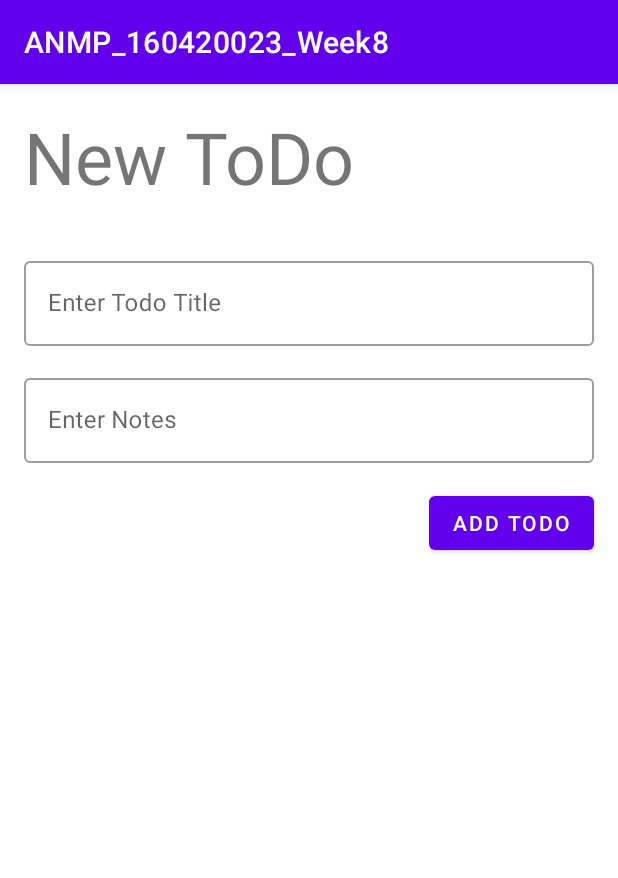
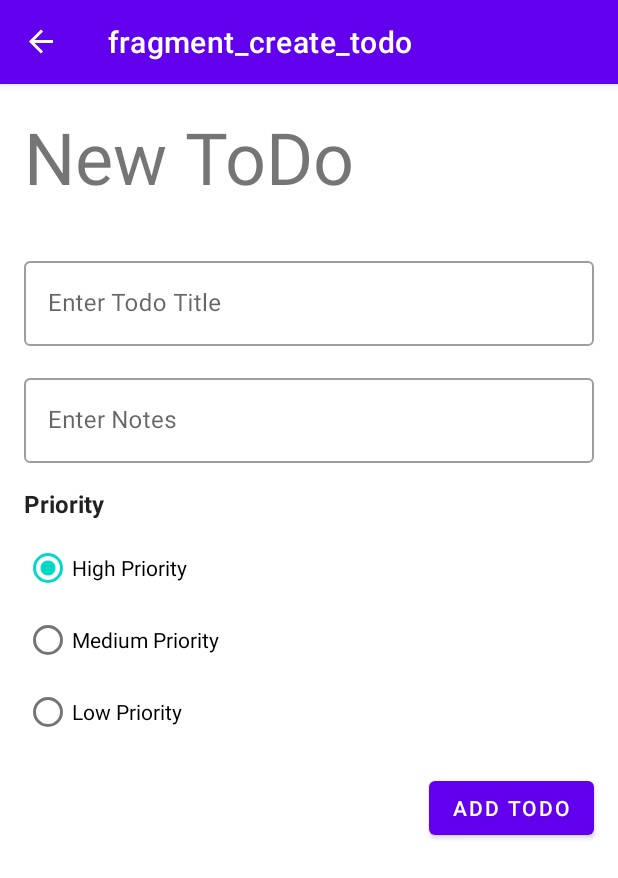
Before and after one commit to jryand25/ANMP_160420023_Week8, an Android app: the screen it shows after launch (MainActivity), after a tap on an icon or button, on a phone screen of 412 x 824 dp. Shown: the top 878 px of the screen. Run offline under Robolectric (Android 15) with nearby library versions, the phone set to English and light mode, and no system bars; our stand-ins replace Room's generated code, navigation-ui.

Commit message:
Homework week 9

```diff
--- a/app/build.gradle
+++ b/app/build.gradle
@@ -6,12 +6,12 @@ plugins {
 }
 
 android {
-    compileSdk 32
+    compileSdk 33
 
     defaultConfig {
         applicationId "com.ryan.anmp_160420023_week8"
         minSdk 21
-        targetSdk 32
+        targetSdk 33
         versionCode 1
         versionName "1.0"
 
--- a/app/src/main/java/com/ryan/anmp_160420023_week8/model/Model.kt
+++ b/app/src/main/java/com/ryan/anmp_160420023_week8/model/Model.kt
@@ -9,7 +9,11 @@ data class Todo(
     @ColumnInfo(name="title")
     var title:String,
     @ColumnInfo(name="notes")
-    var notes:String
+    var notes:String,
+    @ColumnInfo(name = "priority")
+    var priority:Int,
+    @ColumnInfo(name = "is_done")
+    var is_done:Int = 0
 ){
     @PrimaryKey(autoGenerate = true)
     var uuid:Int = 0
--- a/app/src/main/java/com/ryan/anmp_160420023_week8/model/TodoDao.kt
+++ b/app/src/main/java/com/ryan/anmp_160420023_week8/model/TodoDao.kt
@@ -7,12 +7,18 @@ interface TodoDao {
     @Insert(onConflict = OnConflictStrategy.REPLACE)
     fun insertAll(vararg todo:Todo)
 
-    @Query("Select * FROM todo")
-    fun selectAllTodo():List<Todo>
+    @Query("Select * FROM todo WHERE is_done = 0 ORDER BY priority DESC")
+    suspend fun selectAllTodo():List<Todo>
 
     @Query("Select * FROM todo WHERE uuid = :id")
     fun selectTodo(id:Int):Todo
 
+    @Query("UPDATE todo SET title = :title, notes = :notes, priority = :priority WHERE uuid = :id")
+    fun update(title:String, notes:String, priority:Int, id:Int)
+
+    @Query("UPDATE todo SET is_done = 1 WHERE uuid = :id")
+    fun checkTodo(id:Int)
+
     @Delete
     fun deleteTodo(todo:Todo)
 }
--- a/app/src/main/java/com/ryan/anmp_160420023_week8/model/TodoDatabase.kt
+++ b/app/src/main/java/com/ryan/anmp_160420023_week8/model/TodoDatabase.kt
@@ -4,8 +4,9 @@ import android.content.Context
 import androidx.room.Database
 import androidx.room.Room
 import androidx.room.RoomDatabase
+import com.ryan.anmp_160420023_week8.util.MIGRATION_1_2
 
-@Database(entities = arrayOf(Todo::class), version = 1)
+@Database(entities = arrayOf(Todo::class), version = 3)
 abstract class TodoDatabase:RoomDatabase() {
     abstract fun todoDao():TodoDao
 
@@ -18,7 +19,9 @@ abstract class TodoDatabase:RoomDatabase() {
                 contex.applicationContext,
                 TodoDatabase::class.java,
                 "newtododb"
-            ).build()
+            )
+                .addMigrations(MIGRATION_1_2)
+                .build()
 
         operator fun invoke(contex:Context){
             if(instance != null){
--- /dev/null
+++ b/app/src/main/java/com/ryan/anmp_160420023_week8/util/Util.kt
@@ -0,0 +1,32 @@
+package com.ryan.anmp_160420023_week8.util
+
+import android.content.Context
+import androidx.room.Room
+import androidx.room.migration.Migration
+import androidx.sqlite.db.SupportSQLiteDatabase
+import com.ryan.anmp_160420023_week8.model.TodoDatabase
+
+val DB_NAME = "newtododb"
+
+fun buildDb(context: Context):TodoDatabase{
+    val db = Room.databaseBuilder(context, TodoDatabase::class.java, DB_NAME).addMigrations(MIGRATION_1_2, MIGRATION_2_3).build()
+    return db
+}
+
+val MIGRATION_1_2 = object : Migration(1, 2){
+    override fun migrate(database: SupportSQLiteDatabase) {
+        database.execSQL(
+            "ALTER TABLE todo ADD COLUMN priority INTEGER DEFAULT 3 not null"
+        )
+    }
+}
+
+val MIGRATION_2_3 = object : Migration(2, 3){
+    override fun migrate(database: SupportSQLiteDatabase) {
+        database.execSQL(
+            "ALTER TABLE todo ADD COLUMN is_done INTEGER DEFAULT 0 not null"
+        )
+    }
+}
+//Karena pada room tidak dapat menyimpan data berbentuk boolean sehingga apabila menggunakan boolean maka room akan mengubah kedalam bentuk integer
+//dimana true bernilai 1 dan false bernilai 0.
--- a/app/src/main/java/com/ryan/anmp_160420023_week8/view/MainActivity.kt
+++ b/app/src/main/java/com/ryan/anmp_160420023_week8/view/MainActivity.kt
@@ -2,11 +2,24 @@ package com.ryan.anmp_160420023_week8.view
 
 import androidx.appcompat.app.AppCompatActivity
 import android.os.Bundle
+import androidx.navigation.NavController
+import androidx.navigation.Navigation
+import androidx.navigation.fragment.NavHostFragment
+import androidx.navigation.ui.NavigationUI
 import com.ryan.anmp_160420023_week8.R
 
 class MainActivity : AppCompatActivity() {
+    private lateinit var navController: NavController
+
     override fun onCreate(savedInstanceState: Bundle?) {
         super.onCreate(savedInstanceState)
         setContentView(R.layout.activity_main)
+
+        navController = (supportFragmentManager.findFragmentById(R.id.fragmentHost) as NavHostFragment).navController
+        NavigationUI.setupActionBarWithNavController(this, navController)
+    }
+
+    override fun onSupportNavigateUp(): Boolean {
+        return NavigationUI.navigateUp(navController, null)
     }
 }
--- a/app/src/main/java/com/ryan/anmp_160420023_week8/viewmodel/ListTodoViewModel.kt
+++ b/app/src/main/java/com/ryan/anmp_160420023_week8/viewmodel/ListTodoViewModel.kt
@@ -6,6 +6,7 @@ import androidx.lifecycle.MutableLiveData
 import androidx.room.Room
 import com.ryan.anmp_160420023_week8.model.Todo
 import com.ryan.anmp_160420023_week8.model.TodoDatabase
+import com.ryan.anmp_160420023_week8.util.buildDb
 import kotlinx.coroutines.CoroutineScope
 import kotlinx.coroutines.Dispatchers
 import kotlinx.coroutines.Job
@@ -25,11 +26,7 @@ class ListTodoViewModel(application: Application): AndroidViewModel(application)
         loadingLD.value = true
         todoLoadErrorLD.value = false
         launch {
-            val db = Room.databaseBuilder(
-                getApplication(),
-                TodoDatabase::class.java,
-                "newtododb"
-            ).build()
+            val db = buildDb(getApplication())
 
             todoLD.postValue(db.todoDao().selectAllTodo())
         }
@@ -37,13 +34,9 @@ class ListTodoViewModel(application: Application): AndroidViewModel(application)
 
     fun clearTask(todo:Todo){
         launch {
-            val db = Room.databaseBuilder(
-                getApplication(),
-                TodoDatabase::class.java,
-                "newtododb"
-            ).build()
+            val db = buildDb(getApplication())
 
-            db.todoDao().deleteTodo(todo)
+            db.todoDao().checkTodo(todo.uuid)
 
             todoLD.postValue(db.todoDao().selectAllTodo())
         }
--- a/app/src/main/res/layout/fragment_create_todo.xml
+++ b/app/src/main/res/layout/fragment_create_todo.xml
@@ -11,7 +11,7 @@
         android:layout_height="match_parent">
 
         <TextView
-            android:id="@+id/textView"
+            android:id="@+id/txtJudulTodo"
             android:layout_width="wrap_content"
             android:layout_height="wrap_content"
             android:layout_marginStart="16dp"
@@ -36,7 +36,7 @@
             app:hintEnabled="true"
             app:layout_constraintEnd_toEndOf="parent"
             app:layout_constraintStart_toStartOf="parent"
-            app:layout_constraintTop_toBottomOf="@+id/textView">
+            app:layout_constraintTop_toBottomOf="@+id/txtJudulTodo">
 
             <com.google.android.material.textfield.TextInputEditText
                 android:id="@+id/txtTitle"
@@ -75,6 +75,52 @@
             android:layout_marginEnd="16dp"
             android:text="Add Todo"
             app:layout_constraintEnd_toEndOf="parent"
+            app:layout_constraintTop_toBottomOf="@+id/radioGroupPriority" />
+
+        <RadioGroup
+            android:id="@+id/radioGroupPriority"
+            android:layout_width="wrap_content"
+            android:layout_height="wrap_content"
+            android:layout_marginStart="16dp"
+            android:layout_marginTop="8dp"
+            app:layout_constraintStart_toStartOf="parent"
+            app:layout_constraintTop_toBottomOf="@id/textView2">
+
+            <RadioButton
+                android:id="@+id/radioHigh"
+                android:layout_width="match_parent"
+                android:layout_height="wrap_content"
+                android:checked="true"
+                android:tag="3"
+                android:text="High Priority" />
+
+            <RadioButton
+                android:id="@+id/radioMedium"
+                android:layout_width="match_parent"
+                android:layout_height="wrap_content"
+                android:tag="2"
+                android:text="Medium Priority" />
+
+            <RadioButton
+                android:id="@+id/radioLow"
+                android:layout_width="match_parent"
+                android:layout_height="wrap_content"
+                android:tag="1"
+                android:text="Low Priority" />
+        </RadioGroup>
+
+        <TextView
+            android:id="@+id/textView2"
+            android:layout_width="wrap_content"
+            android:layout_height="wrap_content"
+            android:layout_marginStart="16dp"
+            android:layout_marginTop="16dp"
+            android:text="Priority"
+            android:textColor="?android:attr/textColorPrimary"
+            android:textSize="16sp"
+            android:textStyle="bold"
+            app:layout_constraintStart_toStartOf="parent"
             app:layout_constraintTop_toBottomOf="@+id/textInputLayout2" />
+
     </androidx.constraintlayout.widget.ConstraintLayout>
 </FrameLayout>
--- a/app/src/main/res/navigation/navigation_main.xml
+++ b/app/src/main/res/navigation/navigation_main.xml
@@ -13,10 +13,21 @@
         <action
             android:id="@+id/actionCreateTodo"
             app:destination="@id/createTodoFragment" />
+        <action
+            android:id="@+id/actionEditTodoFragment"
+            app:destination="@id/editTodoFragment" />
     </fragment>
     <fragment
         android:id="@+id/createTodoFragment"
         android:name="com.ryan.anmp_160420023_week8.view.CreateTodoFragment"
         android:label="fragment_create_todo"
         tools:layout="@layout/fragment_create_todo" />
+    <fragment
+        android:id="@+id/editTodoFragment"
+        android:name="com.ryan.anmp_160420023_week8.view.EditTodoFragment"
+        android:label="EditTodoFragment" >
+        <argument
+            android:name="id"
+            app:argType="integer" />
+    </fragment>
 </navigation>
```
Also changed, not shown: app/src/main/java/com/ryan/anmp_160420023_week8/view/CreateTodoFragment.kt (+5 -4 lines), app/src/main/java/com/ryan/anmp_160420023_week8/view/EditTodoFragment.kt (added, +60 -0 lines), app/src/main/java/com/ryan/anmp_160420023_week8/view/TodoListAdapter.kt (+11 -2 lines), app/src/main/java/com/ryan/anmp_160420023_week8/viewmodel/DetailTodoViewModel.kt (+18 -5 lines).
